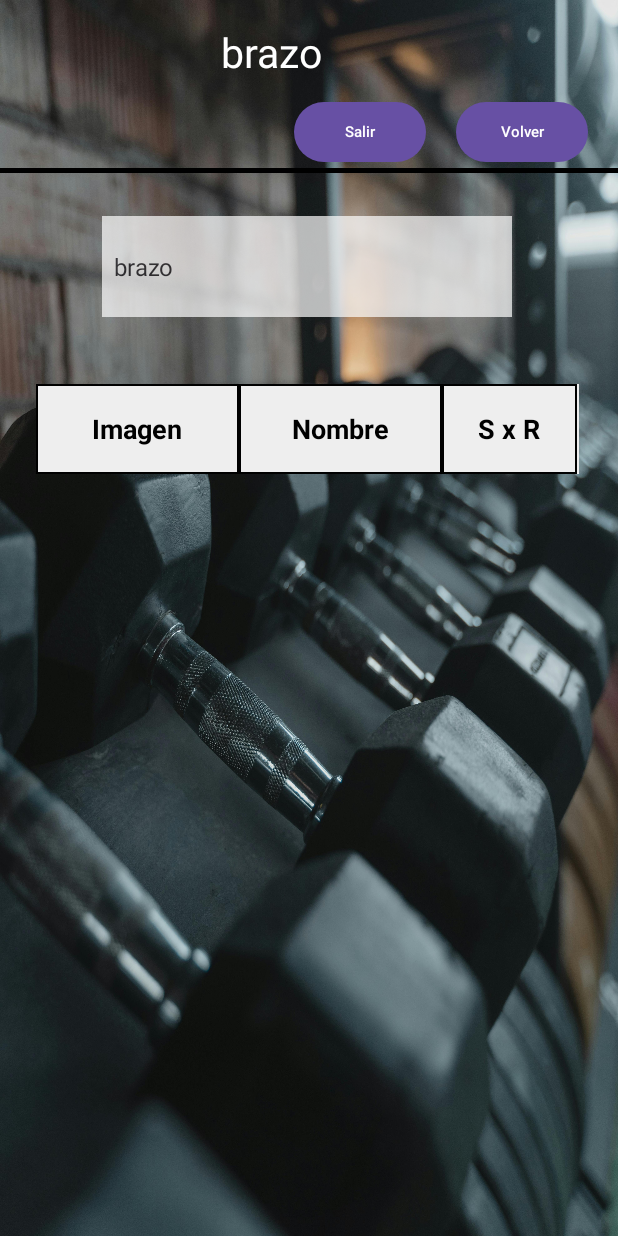
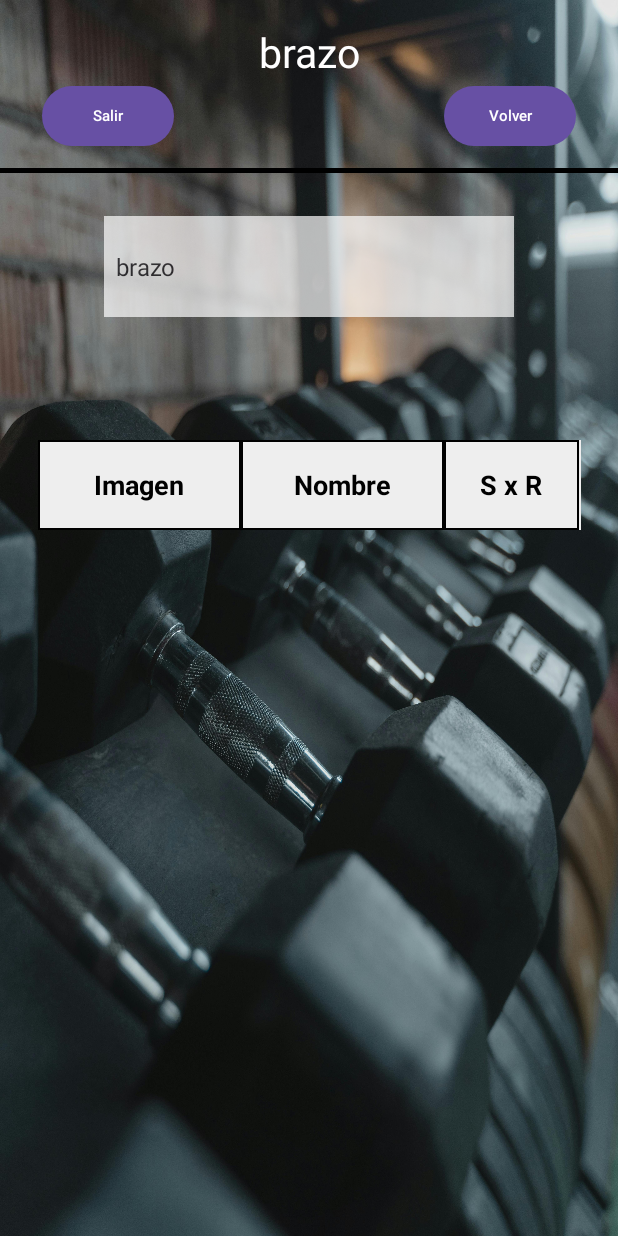
Before and after one commit to adriro20/Reto1PMD, an Android app: the GrupoMuscularActivity screen opened directly, with no data from a screen before it, on a phone screen of 412 x 824 dp. Run offline under Robolectric (Android 15) with nearby library versions, the phone set to English and light mode, and no system bars.

Commit message:
organizacion de carpetas

```diff
--- a/Reto/app/src/main/java/com/example/reto/MostrarEjercicioActivity.java
+++ b/Reto/app/src/main/java/com/example/reto/activities/MostrarEjercicioActivity.java
@@ -1,10 +1,9 @@
-package com.example.reto;
+package com.example.reto.activities;
 
 import android.content.Intent;
 import android.os.Bundle;
 import android.view.View;
 import android.widget.Button;
-import android.widget.EditText;
 import android.widget.ImageButton;
 import android.widget.TextView;
 import android.widget.Toast;
@@ -14,6 +13,9 @@ import androidx.appcompat.app.AppCompatActivity;
 import androidx.core.graphics.Insets;
 import androidx.core.view.ViewCompat;
 import androidx.core.view.WindowInsetsCompat;
+
+import com.example.reto.R;
+import com.example.reto.model.Ejercicio;
 
 public class MostrarEjercicioActivity extends AppCompatActivity {
 
--- a/Reto/app/src/main/java/com/example/reto/MostrarImagen.java
+++ b/Reto/app/src/main/java/com/example/reto/activities/MostrarImagen.java
@@ -1,4 +1,4 @@
-package com.example.reto;
+package com.example.reto.activities;
 
 import android.graphics.Bitmap;
 import android.graphics.BitmapFactory;
@@ -7,13 +7,14 @@ import android.content.Intent;
 import android.view.View;
 import android.widget.Button;
 import android.widget.ImageView;
-import android.widget.Toast;
 
 import androidx.activity.EdgeToEdge;
 import androidx.appcompat.app.AppCompatActivity;
 import androidx.core.graphics.Insets;
 import androidx.core.view.ViewCompat;
 import androidx.core.view.WindowInsetsCompat;
+
+import com.example.reto.R;
 
 import java.io.File;
 
--- a/Reto/app/src/main/java/com/example/reto/DBAccesible.java
+++ b/Reto/app/src/main/java/com/example/reto/controller/DBAccesible.java
@@ -1,10 +1,9 @@
-package com.example.reto;
+package com.example.reto.controller;
 
-import com.example.reto.Ejercicio;
+import com.example.reto.model.Ejercicio;
 
 import java.util.List;
 import java.util.Map;
-import java.util.HashMap;
 
 public interface DBAccesible {
 
--- a/Reto/app/src/main/java/com/example/reto/DBAccess.java
+++ b/Reto/app/src/main/java/com/example/reto/controller/DBAccess.java
@@ -1,10 +1,13 @@
-package com.example.reto;
+package com.example.reto.controller;
 
 import android.content.Context;
 import android.database.Cursor;
 import android.database.sqlite.SQLiteDatabase;
 import android.database.sqlite.SQLiteException;
 import android.widget.Toast;
+
+import com.example.reto.R;
+import com.example.reto.model.Ejercicio;
 
 import java.util.ArrayList;
 import java.util.HashMap;
--- a/Reto/app/src/main/java/com/example/reto/Ejercicio.java
+++ b/Reto/app/src/main/java/com/example/reto/model/Ejercicio.java
@@ -1,4 +1,4 @@
-package com.example.reto;
+package com.example.reto.model;
 
 import java.io.Serializable;
 
--- a/Reto/app/src/main/res/layout/activity_grupo_muscular.xml
+++ b/Reto/app/src/main/res/layout/activity_grupo_muscular.xml
@@ -6,17 +6,17 @@
     android:layout_width="match_parent"
     android:layout_height="match_parent"
     android:background="@drawable/imgfondo"
-    tools:context=".GrupoMuscularActivity">
+    tools:context=".activities.GrupoMuscularActivity">
 
     <TextView
         android:id="@+id/textTitulo"
         android:layout_width="178dp"
         android:layout_height="37dp"
-        android:layout_marginStart="92dp"
-        android:textColor="@color/white"
         android:layout_marginTop="16dp"
         android:textAlignment="center"
+        android:textColor="@color/white"
         android:textSize="27sp"
+        app:layout_constraintEnd_toEndOf="parent"
         app:layout_constraintStart_toStartOf="parent"
         app:layout_constraintTop_toTopOf="parent" />
 
@@ -24,43 +24,44 @@
         android:id="@+id/btnVolver"
         android:layout_width="wrap_content"
         android:layout_height="wrap_content"
-        android:layout_marginStart="304dp"
-        android:layout_marginTop="64dp"
         android:text="@string/txtVolver"
         android:textSize="10sp"
-        app:layout_constraintStart_toStartOf="parent"
-        app:layout_constraintTop_toTopOf="parent" />
+        app:layout_constraintBottom_toBottomOf="@+id/btnSalir"
+        app:layout_constraintEnd_toEndOf="parent"
+        app:layout_constraintHorizontal_bias="0.864"
+        app:layout_constraintStart_toEndOf="@+id/btnSalir"
+        app:layout_constraintTop_toBottomOf="@+id/textTitulo"
+        app:layout_constraintVertical_bias="0.0" />
 
     <Button
         android:id="@+id/btnSalir"
         android:layout_width="wrap_content"
         android:layout_height="wrap_content"
-        android:layout_marginStart="196dp"
-        android:layout_marginTop="64dp"
+        android:layout_marginStart="28dp"
         android:text="@string/txtSalir"
         android:textSize="10sp"
         app:layout_constraintStart_toStartOf="parent"
-        app:layout_constraintTop_toTopOf="parent" />
+        app:layout_constraintTop_toBottomOf="@+id/textTitulo" />
 
     <Spinner
         android:id="@+id/cboxMusculos"
         android:layout_width="273dp"
         android:layout_height="67dp"
-        android:layout_marginStart="68dp"
-        android:layout_marginTop="144dp"
+        android:layout_marginTop="32dp"
+        android:alpha="0.7"
         android:background="@color/white"
-        android:alpha="0.7"
+        app:layout_constraintEnd_toEndOf="parent"
         app:layout_constraintStart_toStartOf="parent"
-        app:layout_constraintTop_toTopOf="parent" />
+        app:layout_constraintTop_toTopOf="@+id/line" />
 
     <TableLayout
         android:id="@+id/tablaEjer"
         android:layout_width="362dp"
         android:layout_height="449dp"
-        android:layout_marginStart="24dp"
-        android:layout_marginTop="256dp"
+        app:layout_constraintBottom_toBottomOf="parent"
+        app:layout_constraintEnd_toEndOf="parent"
         app:layout_constraintStart_toStartOf="parent"
-        app:layout_constraintTop_toTopOf="parent">
+        app:layout_constraintTop_toBottomOf="@+id/cboxMusculos">
 
         <TableRow
             android:layout_width="match_parent"
@@ -70,32 +71,32 @@
             <TextView
                 android:layout_width="135dp"
                 android:layout_height="60dp"
+                android:background="@drawable/cell_border"
                 android:gravity="center"
                 android:text="@string/txtImagen"
-                android:textStyle="bold"
-                android:background="@drawable/cell_border"
+                android:textColor="@color/black"
                 android:textSize="18sp"
-                android:textColor="@color/black"/>
+                android:textStyle="bold" />
 
             <TextView
                 android:layout_width="135dp"
                 android:layout_height="60dp"
+                android:background="@drawable/cell_border"
                 android:gravity="center"
                 android:text="@string/txtNombre"
-                android:textStyle="bold"
-                android:background="@drawable/cell_border"
+                android:textColor="@color/black"
                 android:textSize="18sp"
-                android:textColor="@color/black"/>
+                android:textStyle="bold" />
 
             <TextView
                 android:layout_width="90dp"
                 android:layout_height="60dp"
+                android:background="@drawable/cell_border"
                 android:gravity="center"
                 android:text="@string/txtSxR"
-                android:textStyle="bold"
-                android:background="@drawable/cell_border"
+                android:textColor="@color/black"
                 android:textSize="18sp"
-                android:textColor="@color/black"/>
+                android:textStyle="bold" />
         </TableRow>
     </TableLayout>
 
--- a/Reto/app/src/main/res/layout/activity_mostrar_audio.xml
+++ b/Reto/app/src/main/res/layout/activity_mostrar_audio.xml
@@ -5,14 +5,14 @@
     android:id="@+id/main"
     android:layout_width="match_parent"
     android:layout_height="match_parent"
-    tools:context=".MostrarAudio"
+    tools:context=".activities.MostrarAudio"
     android:background="@drawable/imgfondo">
 
     <TextView
         android:id="@+id/textView5"
         android:layout_width="wrap_content"
         android:layout_height="wrap_content"
-        android:text="@string/txtCrear"
+        android:text="@string/txtAudio"
         android:textColor="@color/white"
         app:layout_constraintBottom_toTopOf="@+id/vvAudio"
         app:layout_constraintEnd_toEndOf="parent"
--- a/Reto/app/src/main/res/layout/activity_mostrar_ejercicio.xml
+++ b/Reto/app/src/main/res/layout/activity_mostrar_ejercicio.xml
@@ -5,7 +5,7 @@
     android:id="@+id/main"
     android:layout_width="match_parent"
     android:layout_height="match_parent"
-    tools:context=".MostrarEjercicioActivity"
+    tools:context=".activities.MostrarEjercicioActivity"
     android:background="@drawable/imgfondo">
 
     <Button
--- a/Reto/app/src/main/res/layout/activity_mostrar_imagen.xml
+++ b/Reto/app/src/main/res/layout/activity_mostrar_imagen.xml
@@ -5,14 +5,14 @@
     android:id="@+id/main"
     android:layout_width="match_parent"
     android:layout_height="match_parent"
-    tools:context=".MostrarImagen"
+    tools:context=".activities.MostrarImagen"
     android:background="@drawable/imgfondo">
 
     <TextView
         android:id="@+id/textView5"
         android:layout_width="wrap_content"
         android:layout_height="wrap_content"
-        android:text="@string/txtCrear"
+        android:text="@string/txtImagen"
         android:textColor="@color/white"
         app:layout_constraintBottom_toTopOf="@+id/ivImagen"
         app:layout_constraintEnd_toEndOf="parent"
--- a/Reto/app/src/main/res/layout/activity_mostrar_video.xml
+++ b/Reto/app/src/main/res/layout/activity_mostrar_video.xml
@@ -5,14 +5,14 @@
     android:id="@+id/main"
     android:layout_width="match_parent"
     android:layout_height="match_parent"
-    tools:context=".MostrarVideo"
+    tools:context=".activities.MostrarVideo"
     android:background="@drawable/imgfondo">
 
     <TextView
         android:id="@+id/textView5"
         android:layout_width="wrap_content"
         android:layout_height="wrap_content"
-        android:text="@string/txtCrear"
+        android:text="@string/txtVideo"
         android:textColor="@color/white"
         app:layout_constraintBottom_toTopOf="@+id/vvVideo"
         app:layout_constraintEnd_toEndOf="parent"
```
Also changed, not shown: Reto/app/src/main/AndroidManifest.xml (+7 -7 lines), Reto/app/src/main/java/com/example/reto/activities/CrearEjercicioActivity.java (renamed from Reto/app/src/main/java/com/example/reto/CrearEjercicioActivity.java, +24 -46 lines), Reto/app/src/main/java/com/example/reto/activities/GrupoMuscularActivity.java (renamed from Reto/app/src/main/java/com/example/reto/GrupoMuscularActivity.java, +6 -2 lines), Reto/app/src/main/java/com/example/reto/activities/MainActivity.java (renamed from Reto/app/src/main/java/com/example/reto/MainActivity.java, +6 -3 lines), Reto/app/src/main/java/com/example/reto/activities/MostrarAudio.java (renamed from Reto/app/src/main/java/com/example/reto/MostrarVideo.java, +17 -16 lines), Reto/app/src/main/java/com/example/reto/activities/MostrarVideo.java (renamed from Reto/app/src/main/java/com/example/reto/MostrarAudio.java, +18 -15 lines), Reto/app/src/main/res/layout/activity_crear_ejercicio.xml (+10 -6 lines), Reto/app/src/main/res/layout/activity_main.xml (+4 -4 lines), Reto/app/src/main/res/values/strings.xml (+13 -0 lines).
